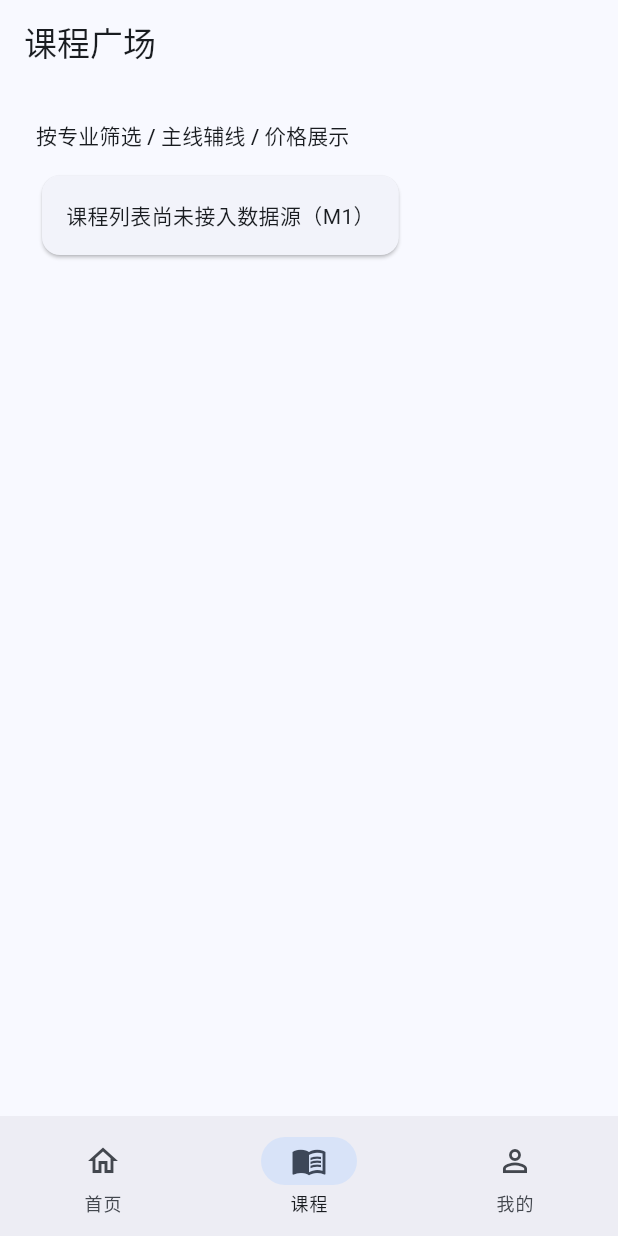
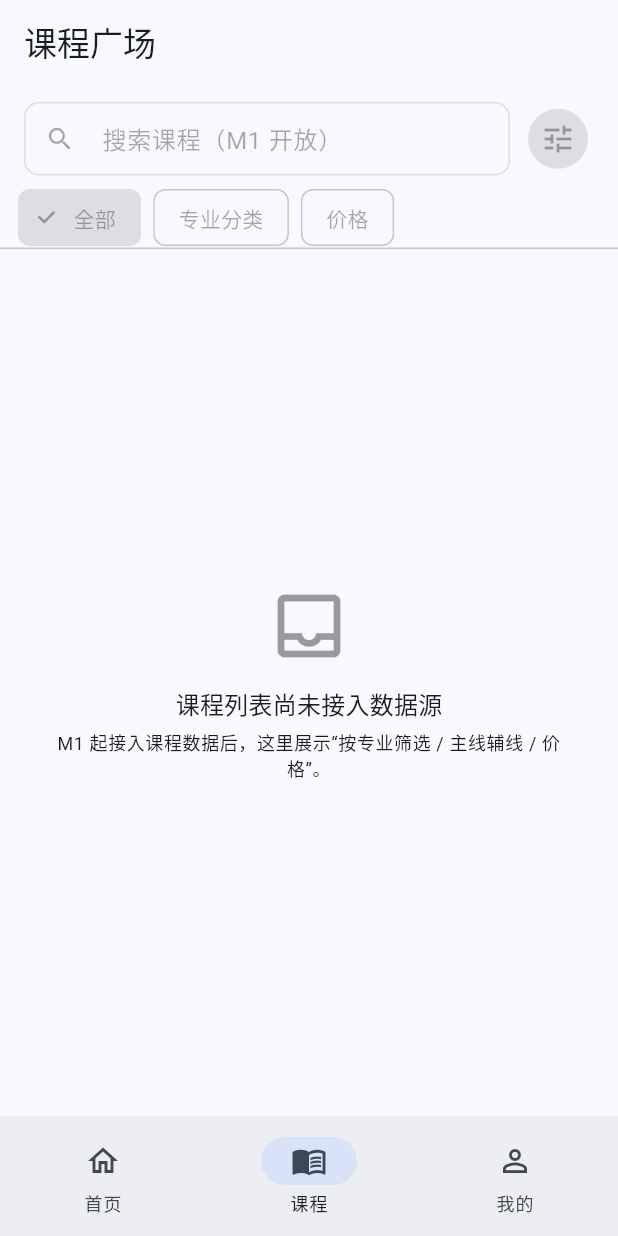
Before and after one commit to dll/cw-tc, a Flutter app: the screen it shows after launch, item 2 of the bottom bar chosen, on a phone screen of 412 x 824 dp. Run offline on Flutter 3.47's test engine with Material 3 defaults, Android fonts, the phone set to English and light mode, and no system bars; our stand-ins replace dio, flutter_secure_storage, go_router.

Commit message:
feat: 服务器端部署脚本入库(deploy/deploy-server.sh)；学生端课程广场骨架 UI

```diff
--- a/packages/app/lib/src/pages/course_square_page.dart
+++ b/packages/app/lib/src/pages/course_square_page.dart
@@ -2,10 +2,11 @@ import 'package:flutter/material.dart';
 
 /// 课程广场（PRD v2 §7.2 B-1）。
 ///
-/// M1 落地要点（此处先立"待接入"的显式提示，避免把空列表当成"没有课程"）：
-///   - 课程内容来自上游 `课程总览.json`（只读同步，不写死）；
-///   - **专业分类、价格、上架状态来自平台自有元数据**（PRD v2 §8.4 边界表）；
-///   - 列表按 `status=已上架` 过滤。
+/// M0 为骨架：搭出“搜索/筛选栏 + 列表”的信息架构与空态。
+/// 诚实原则（AGENTS.md 铁律）：**未接入数据源前不编造课程、不显示“共 N 门课”**，
+/// 因此列表区为明确的“待接入”空态，而非假数据。
+/// M1 起：课程来自上游 `课程总览.json`（只读同步），专业分类/价格/上架状态
+/// 来自平台自有元数据（PRD v2 §8.4 边界表），按 `status=已上架` 过滤。
 class CourseSquarePage extends StatelessWidget {
   const CourseSquarePage({super.key});
 
@@ -14,22 +15,62 @@ class CourseSquarePage extends StatelessWidget {
     final theme = Theme.of(context);
     return Scaffold(
       appBar: AppBar(title: const Text('课程广场')),
-      body: Padding(
-        padding: const EdgeInsets.all(24),
-        child: Column(
-          crossAxisAlignment: CrossAxisAlignment.start,
-          children: <Widget>[
-            Text('按专业筛选 / 主线辅线 / 价格展示', style: theme.textTheme.titleSmall),
-            const SizedBox(height: 12),
-            // 不编数：M0 尚未接入数据源，因此不显示 "共 0 门课" 之类会被误读的数字。
-            const Card(
+      body: Column(
+        crossAxisAlignment: CrossAxisAlignment.start,
+        children: <Widget>[
+          // 搜索 / 筛选栏（M1 接入数据后启用）
+          Padding(
+            padding: const EdgeInsets.fromLTRB(16, 12, 16, 8),
+            child: Row(
+              children: <Widget>[
+                Expanded(
+                  child: TextField(
+                    enabled: false,
+                    decoration: InputDecoration(
+                      isDense: true,
+                      prefixIcon: const Icon(Icons.search, size: 20),
+                      hintText: '搜索课程（M1 开放）',
+                      border: OutlineInputBorder(borderRadius: BorderRadius.circular(10)),
+                    ),
+                  ),
+                ),
+                const SizedBox(width: 8),
+                IconButton.filledTonal(onPressed: null, icon: const Icon(Icons.tune), tooltip: '筛选（M1 开放）'),
+              ],
+            ),
+          ),
+          SizedBox(
+            height: 40,
+            child: ListView(
+              scrollDirection: Axis.horizontal,
+              padding: const EdgeInsets.symmetric(horizontal: 12),
+              children: const <Widget>[
+                Padding(padding: EdgeInsets.only(right: 8), child: ChoiceChip(label: Text('全部'), selected: true, onSelected: null)),
+                Padding(padding: EdgeInsets.only(right: 8), child: ChoiceChip(label: Text('专业分类'), selected: false, onSelected: null)),
+                Padding(padding: EdgeInsets.only(right: 8), child: ChoiceChip(label: Text('价格'), selected: false, onSelected: null)),
+              ],
+            ),
+          ),
+          const Divider(height: 1),
+          Expanded(
+            child: Center(
               child: Padding(
-                padding: EdgeInsets.all(16),
-                child: Text('课程列表尚未接入数据源（M1）'),
+                padding: const EdgeInsets.all(24),
+                child: Column(
+                  mainAxisSize: MainAxisSize.min,
+                  children: <Widget>[
+                    Icon(Icons.inbox_outlined, size: 56, color: theme.disabledColor),
+                    const SizedBox(height: 12),
+                    Text('课程列表尚未接入数据源', style: theme.textTheme.titleMedium),
+                    const SizedBox(height: 6),
+                    Text('M1 起接入课程数据后，这里展示“按专业筛选 / 主线辅线 / 价格”。',
+                        textAlign: TextAlign.center, style: theme.textTheme.bodySmall),
+                  ],
+                ),
               ),
             ),
-          ],
-        ),
+          ),
+        ],
       ),
     );
   }
```
Also changed, not shown: 1 other file.
